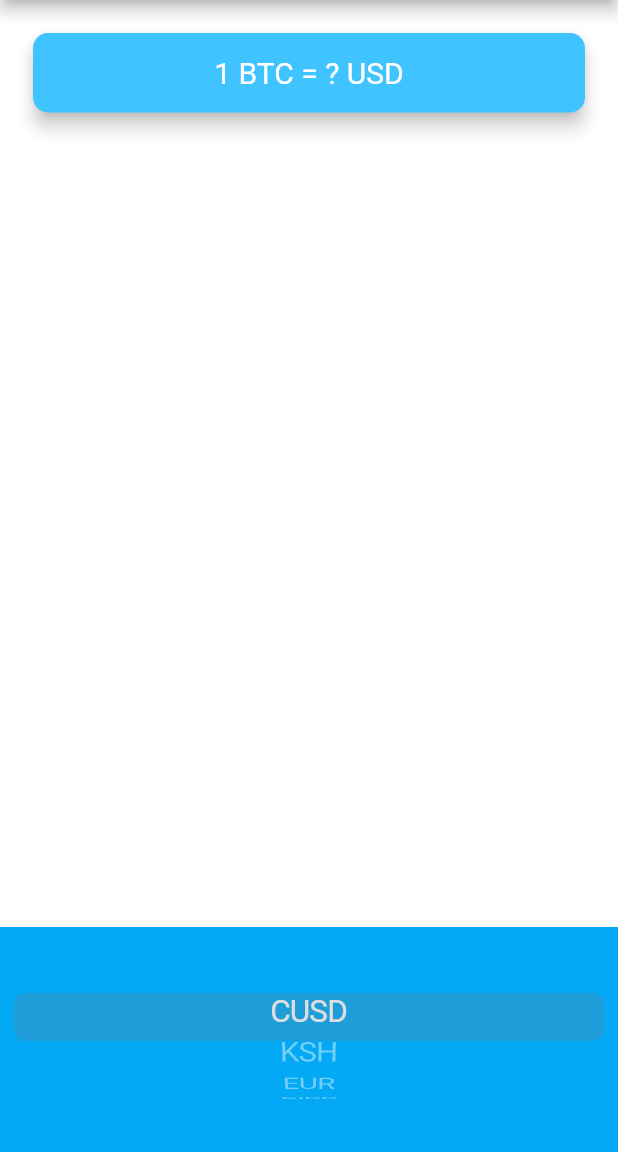
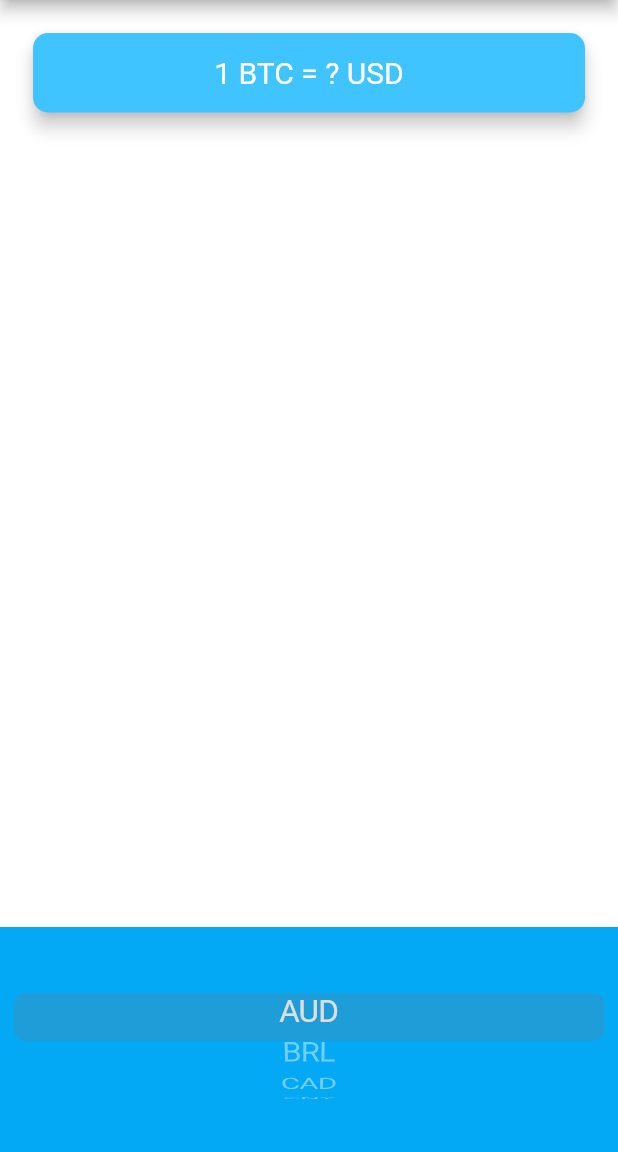
Before and after one commit to dirambora/BitcoinTicker, a Flutter app: the screen it shows after launch, on a phone screen of 412 x 824 dp, the part 84-1236 px from its top. Run offline on Flutter 3.47's test engine with Material 2 defaults, Android fonts, the phone set to English and light mode, and no system bars.

```diff
--- a/lib/price_screen.dart
+++ b/lib/price_screen.dart
@@ -22,6 +22,15 @@ class _PriceScreenState extends State<PriceScreen> {
     }
 
     return dropdownItems;
+  }
+
+  List<Text> getPickerItems() {
+    List<Text> pickerItems = [];
+    for (String currencylist in currenciesList) {
+      pickerItems.add(Text(currencylist));
+    }
+
+    return pickerItems;
   }
 
   @override
@@ -66,12 +75,7 @@ class _PriceScreenState extends State<PriceScreen> {
               onSelectedItemChanged: (selectedIndex) {
                 print(selectedIndex);
               },
-              children: [
-                Text('CUSD'),
-                Text('KSH'),
-                Text('EUR'),
-                Text('BIRR'),
-              ],
+              children: getPickerItems(),
             ),
           ),
         ],
```
